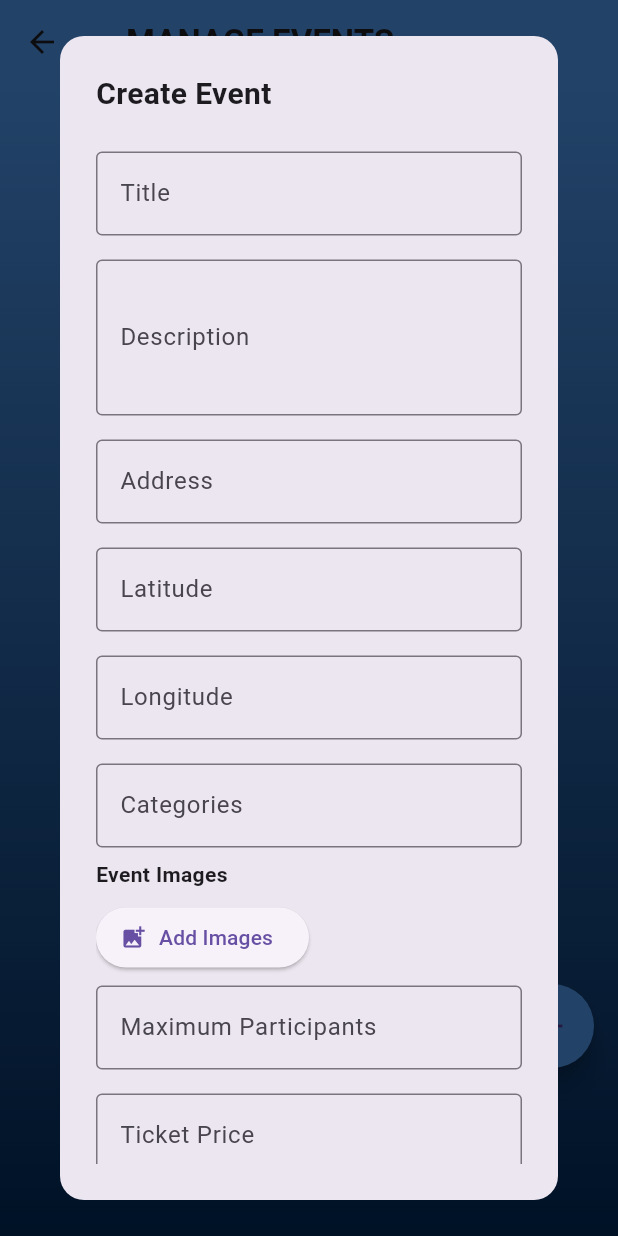
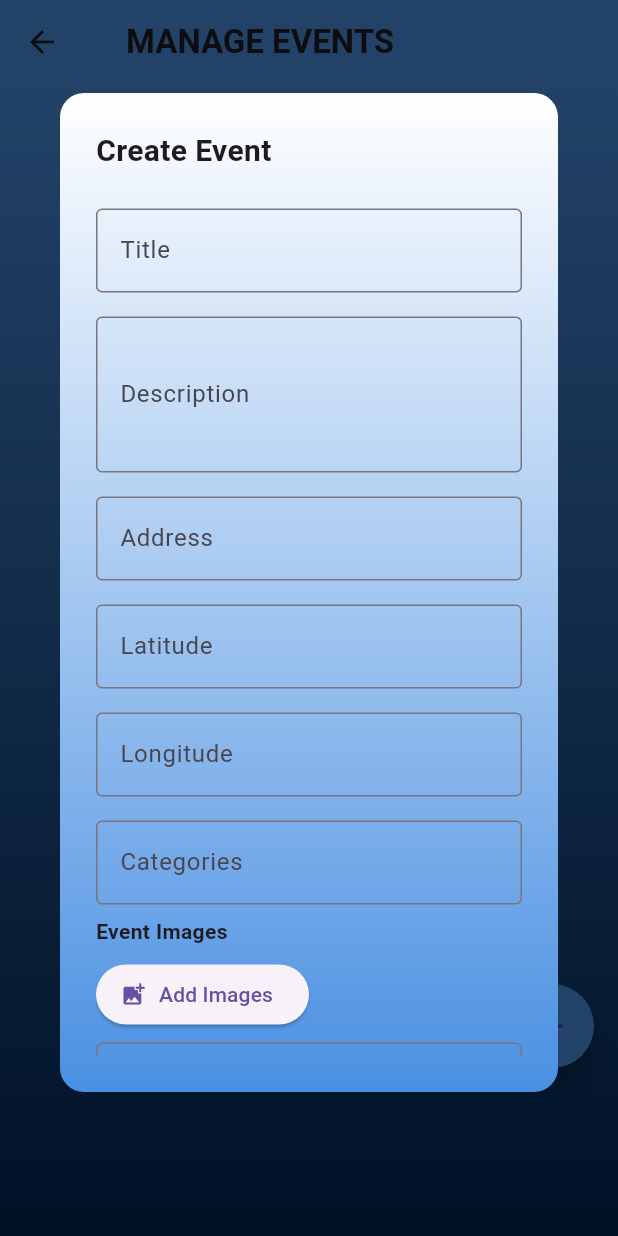
Before and after one commit to RohitSth/xploverse_flutter, a Flutter app: the EventsManagement screen opened directly, after a tap on the "add" icon, on a phone screen of 412 x 824 dp. Run offline on Flutter 3.47's test engine with Material 3 defaults, Android fonts, the phone set to English and light mode, and no system bars; our stand-ins replace carousel_slider, cloud_firestore, firebase_auth, firebase_core, firebase_storage, flutter_compass and 13 more; accounts and stored records are empty; generated files the repository leaves out were written again; network calls fail.

Commit message:
update :: updated the ui of the popup in events management screen

```diff
--- a/lib/features/event/presentation/view/events_management.dart
+++ b/lib/features/event/presentation/view/events_management.dart
@@ -311,6 +311,10 @@ class _EventsManagementState extends State<EventsManagement> {
     _currentEventId = eventId;
     bool isUpdate = eventId != null;
 
+    // Get current theme data for dark mode check
+    final ThemeData themeData = Theme.of(context);
+    final bool isDarkMode = themeData.brightness == Brightness.dark;
+
     if (isUpdate) {
       DocumentSnapshot eventDoc = await allEvents.doc(eventId).get();
       Map<String, dynamic> eventData = eventDoc.data() as Map<String, dynamic>;
@@ -348,8 +352,33 @@ class _EventsManagementState extends State<EventsManagement> {
       context: context,
       builder: (BuildContext context) {
         return Dialog(
-          shape: RoundedRectangleBorder(
+          backgroundColor: Colors.transparent,
+          child: Container(
+            width: MediaQuery.of(context).size.width *
+                0.9, // Set width directly here
+            padding:
+                const EdgeInsets.only(top: 38, bottom: 72, left: 0, right: 0),
+            child: ClipRRect(
               borderRadius: BorderRadius.circular(16.0),
+              child: Container(
+                decoration: BoxDecoration(
+                  gradient: isDarkMode
+                      ? const LinearGradient(
+                          begin: Alignment.topCenter,
+                          end: Alignment.bottomCenter,
+                          colors: [
+                            Color(0xFF212121),
+                            Color(0xFF000000)
+                          ], // Blue to Black
+                        )
+                      : const LinearGradient(
+                          begin: Alignment.topCenter,
+                          end: Alignment.bottomCenter,
+                          colors: [
+                            Colors.white,
+                            Color(0xFF4A90E2),
+                          ], // Blue to White
+                        ),
                 ),
                 child: Padding(
                   padding: const EdgeInsets.all(24.0),
@@ -367,31 +396,52 @@ class _EventsManagementState extends State<EventsManagement> {
                         ),
                         const SizedBox(height: 16.0),
                         _buildTextField(titleController, "Title"),
-                  _buildTextField(descriptionController, "Description",
-                      maxLines: 3),
+                        _buildTextField(
+                          descriptionController,
+                          "Description",
+                          maxLines: 3,
+                        ),
                         _buildTextField(addressController, "Address"),
-                  _buildTextField(latitudeController, "Latitude",
-                      keyboardType: TextInputType.number),
-                  _buildTextField(longitudeController, "Longitude",
-                      keyboardType: TextInputType.number),
+                        _buildTextField(
+                          latitudeController,
+                          "Latitude",
+                          keyboardType: TextInputType.number,
+                        ),
+                        _buildTextField(
+                          longitudeController,
+                          "Longitude",
+                          keyboardType: TextInputType.number,
+                        ),
                         _buildTextField(categoriesController, "Categories"),
                         _buildImageSection(),
                         _buildTextField(
-                      maxParticipantsController, "Maximum Participants",
-                      keyboardType: TextInputType.number),
-                  _buildTextField(ticketPriceController, "Ticket Price",
-                      keyboardType: TextInputType.number),
+                          maxParticipantsController,
+                          "Maximum Participants",
+                          keyboardType: TextInputType.number,
+                        ),
+                        _buildTextField(
+                          ticketPriceController,
+                          "Ticket Price",
+                          keyboardType: TextInputType.number,
+                        ),
                         _buildDateField(
-                      _startDateController, 'Start Date', _selectStartDate),
+                          _startDateController,
+                          'Start Date',
+                          _selectStartDate,
+                        ),
                         _buildDateField(
-                      _endDateController, 'End Date', _selectEndDate),
+                          _endDateController,
+                          'End Date',
+                          _selectEndDate,
+                        ),
                         const SizedBox(height: 16.0),
                         Row(
                           mainAxisAlignment: MainAxisAlignment.end,
                           children: [
                             TextButton(
                               onPressed: () => Navigator.of(context).pop(),
-                        child: const Text("Cancel"),
+                              child: const Text("Cancel",
+                                  style: TextStyle(color: Colors.white)),
                             ),
                             const SizedBox(width: 8.0),
                             ElevatedButton(
@@ -407,11 +457,19 @@ class _EventsManagementState extends State<EventsManagement> {
                                   _showSnackBar('Please fill all fields');
                                 }
                               },
-                        child: Text(isUpdate ? "Update" : "Create"),
+                              style: ElevatedButton.styleFrom(
+                                backgroundColor: Colors.transparent,
+                                elevation: 0,
+                              ),
+                              child: Text(isUpdate ? "Update" : "Create",
+                                  style: const TextStyle(color: Colors.white)),
                             ),
                           ],
                         ),
                       ],
+                    ),
+                  ),
+                ),
               ),
             ),
           ),
@@ -718,12 +776,12 @@ class _EventsManagementState extends State<EventsManagement> {
               onPressed: () => Navigator.of(context).pop(),
             ),
             ElevatedButton(
-              child: const Text("Delete"),
               style: ElevatedButton.styleFrom(backgroundColor: Colors.red),
               onPressed: () {
                 Navigator.of(context).pop();
                 _deleteEvent(eventId);
               },
+              child: const Text("Delete"),
             ),
           ],
         );
```
Lines whose indentation alone changed are shown as unchanged.
